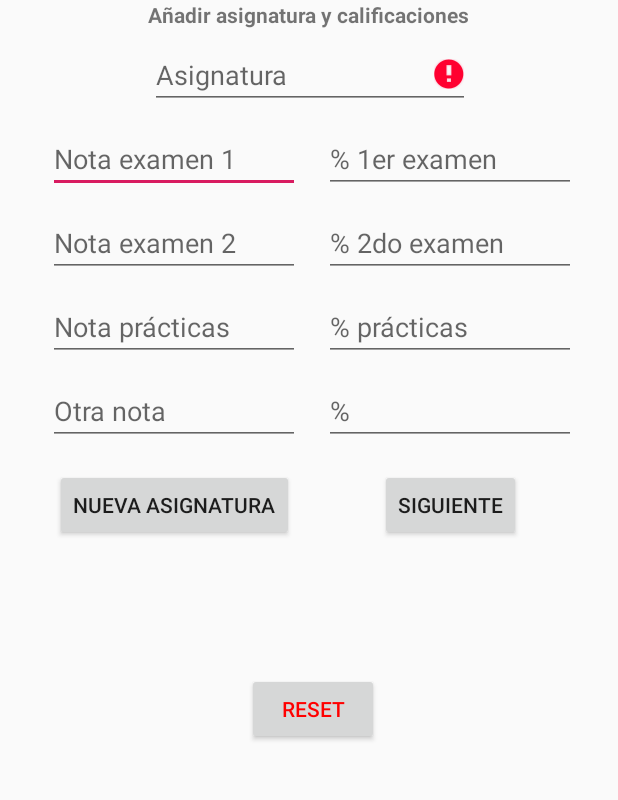
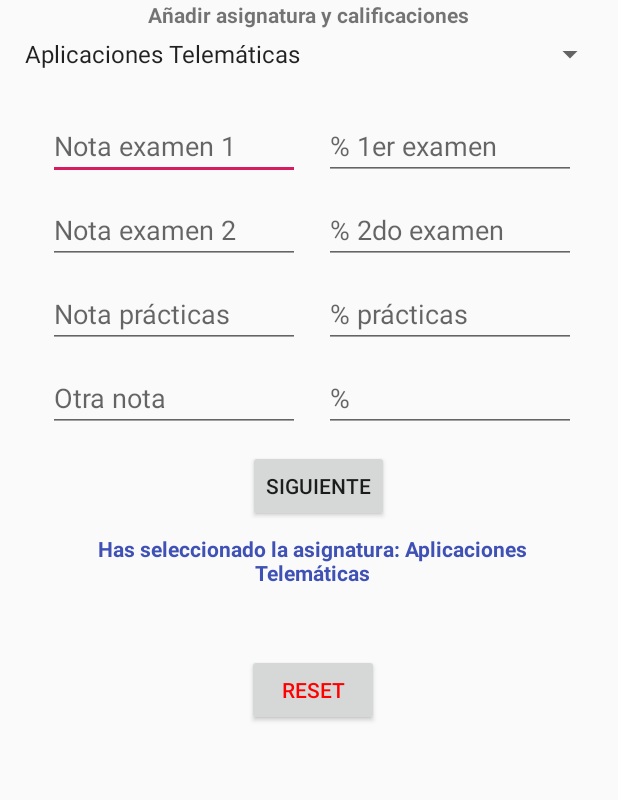
Before and after one commit to gabmar4/apptelem, an Android app: the screen it shows after launch (MainActivity), after a tap on "SIGUIENTE", on a phone screen of 412 x 824 dp, the part 192-992 px from its top. Run offline under Robolectric (Android 15) with nearby library versions, the phone set to English and light mode, and no system bars; 3 statements that could not run were skipped.

Commit message:
v0.411 spinner añadido,prueba

```diff
--- a/app/src/main/java/com/example/appl_notas/Asignaturas.java
+++ b/app/src/main/java/com/example/appl_notas/Asignaturas.java
@@ -28,7 +28,7 @@ public class Asignaturas extends AppCompatActivity {
 //el porcentaje de cada nota es un double ahora
         double media1=(nota_1*p_nota1+nota_2*p_nota2+nota_p*p_notap+nota_ot*p_nota_ot)/100;
 
-        ((TextView) findViewById(R.id.texto_asig)).setText(asignatura.toUpperCase()+" con media: "+media1);
+        ((TextView) findViewById(R.id.media)).setText(asignatura.toUpperCase()+" con media: "+media1);
 
 
     }
--- a/app/src/main/java/com/example/appl_notas/MainActivity.java
+++ b/app/src/main/java/com/example/appl_notas/MainActivity.java
@@ -7,27 +7,38 @@ import android.support.v7.app.AppCompatActivity;
 import android.os.Bundle;
 import android.text.TextUtils;
 import android.view.View;
+import android.widget.AdapterView;
+import android.widget.ArrayAdapter;
 import android.widget.Button;
 import android.widget.EditText;
 import android.widget.ImageButton;
 import android.widget.RadioButton;
+import android.widget.Spinner;
 import android.widget.TextView;
 
 import org.w3c.dom.Text;
 
-public class MainActivity extends AppCompatActivity {
+public class MainActivity extends AppCompatActivity implements AdapterView.OnItemSelectedListener {
 
     @Override
     protected void onCreate(Bundle savedInstanceState) {
         super.onCreate(savedInstanceState);
         setContentView(R.layout.activity_main);
+
         final Button  button_sig =(Button) findViewById(R.id.button_sig);
-        final Button  button_new =(Button) findViewById(R.id.button_new);
         final Button  button_rst =(Button) findViewById(R.id.button_rst);
 
-        final TextView te_contador =(TextView) findViewById(R.id.te_contador);
 
-        final int contador=1;
+
+        Spinner spinner=findViewById(R.id.spinner1);
+        ArrayAdapter<CharSequence> adapter =ArrayAdapter.createFromResource(this,R.array.asignaturas,android.R.layout.simple_spinner_item);
+        adapter.setDropDownViewResource(android.R.layout.simple_spinner_dropdown_item);
+        spinner.setAdapter(adapter);
+        spinner.setOnItemSelectedListener(this);
+
+  //      Intent asigIntent=new Intent(MainActivity.this,Asignaturas.class);
+   //     asigIntent=putExtraData("asignatura",);
+
 
         button_sig.setOnClickListener(new View.OnClickListener(){
             @Override public void onClick(View v) {
@@ -35,7 +46,7 @@ public class MainActivity extends AppCompatActivity {
                 Intent intento = new Intent(MainActivity.this, Asignaturas.class);
                 Bundle b = new Bundle();
 
-                EditText etasignatura=(EditText) findViewById(R.id.asignatura);
+                EditText etasignatura=(EditText) findViewById(R.id.asignatura_ele);
                 String asignatura = etasignatura.getText().toString();
 
                 if(TextUtils.isEmpty(asignatura)){
@@ -127,7 +138,17 @@ public class MainActivity extends AppCompatActivity {
 
     }
 
+    public void onItemSelected(AdapterView<?> p ,View v,int position,long id){
+        String text=p.getItemAtPosition(position).toString();
+        TextView asignatura_ele=(TextView)findViewById(R.id.asignatura_ele);
+        asignatura_ele.setText("Has seleccionado la asignatura: "+text);
+    }
 
+    public void onNothingSelected(AdapterView<?> p){
+        TextView asignatura_ele=(TextView)findViewById(R.id.asignatura_ele);
+        asignatura_ele.setText("Elije una asignatura");
+
+    }
 
     double ParseDouble (String strNumber){
         if(strNumber !=null && strNumber.length()>0){
--- a/app/src/main/res/layout/activity_asignaturas.xml
+++ b/app/src/main/res/layout/activity_asignaturas.xml
@@ -10,7 +10,29 @@
         android:id="@+id/texto_asig"
         android:layout_width="wrap_content"
         android:layout_height="wrap_content"
+        android:layout_marginStart="8dp"
+        android:layout_marginLeft="8dp"
+        android:layout_marginTop="8dp"
+        android:layout_marginEnd="8dp"
+        android:layout_marginRight="8dp"
+        android:layout_marginBottom="8dp"
+        android:text="Aplicaciones Telemáticas"
+        android:textStyle="bold"
+        app:layout_constraintBottom_toBottomOf="parent"
+        app:layout_constraintEnd_toEndOf="parent"
+        app:layout_constraintHorizontal_bias="0.145"
+        app:layout_constraintStart_toStartOf="parent"
+        app:layout_constraintTop_toTopOf="parent"
+        app:layout_constraintVertical_bias="0.114" />
+
+    <TextView
+        android:id="@+id/media"
+        android:layout_width="wrap_content"
+        android:layout_height="wrap_content"
+        android:layout_marginStart="76dp"
+        android:layout_marginLeft="76dp"
+        android:layout_marginTop="86dp"
         android:text="TextView"
-        tools:layout_editor_absoluteX="176dp"
-        tools:layout_editor_absoluteY="124dp" />
+        app:layout_constraintStart_toEndOf="@+id/texto_asig"
+        app:layout_constraintTop_toTopOf="parent" />
 </android.support.constraint.ConstraintLayout>
--- a/app/src/main/res/layout/activity_main.xml
+++ b/app/src/main/res/layout/activity_main.xml
@@ -12,7 +12,7 @@
         android:layout_height="40dp"
         android:layout_marginStart="32dp"
         android:layout_marginLeft="32dp"
-        android:layout_marginTop="16dp"
+        android:layout_marginTop="32dp"
         android:ems="10"
         android:foregroundGravity="left"
         android:gravity="left"
@@ -20,7 +20,7 @@
         android:inputType="numberDecimal"
         app:layout_constraintHorizontal_chainStyle="packed"
         app:layout_constraintStart_toStartOf="parent"
-        app:layout_constraintTop_toBottomOf="@+id/asignatura" />
+        app:layout_constraintTop_toBottomOf="@+id/spinner1" />
 
     <EditText
         android:id="@+id/nota_2"
@@ -62,31 +62,17 @@
         app:layout_constraintTop_toBottomOf="@+id/textView" />
 
     <EditText
-        android:id="@+id/asignatura"
-        android:layout_width="wrap_content"
-        android:layout_height="wrap_content"
-        android:layout_marginTop="8dp"
-        android:ems="10"
-        android:hint="Asignatura"
-        android:inputType="textPersonName|textCapSentences"
-        android:textAllCaps="true"
-        app:layout_constraintEnd_toEndOf="@+id/anyade_asig"
-        app:layout_constraintHorizontal_bias="1.0"
-        app:layout_constraintStart_toStartOf="@+id/anyade_asig"
-        app:layout_constraintTop_toBottomOf="@+id/anyade_asig" />
-
-    <EditText
         android:id="@+id/p_nota1"
         android:layout_width="168dp"
         android:layout_height="40dp"
         android:layout_marginStart="16dp"
         android:layout_marginLeft="16dp"
-        android:layout_marginTop="16dp"
+        android:layout_marginTop="32dp"
         android:ems="10"
         android:hint="% 1er examen"
         android:inputType="numberDecimal"
         app:layout_constraintStart_toEndOf="@+id/nota_1"
-        app:layout_constraintTop_toBottomOf="@+id/asignatura" />
+        app:layout_constraintTop_toBottomOf="@+id/spinner1" />
 
     <EditText
         android:id="@+id/p_nota2"
@@ -154,21 +140,13 @@
         android:id="@+id/button_sig"
         android:layout_width="wrap_content"
         android:layout_height="wrap_content"
-        android:layout_marginTop="16dp"
+        android:layout_marginStart="8dp"
+        android:layout_marginLeft="8dp"
+        android:layout_marginTop="12dp"
         android:text="Siguiente"
         app:layout_constraintEnd_toEndOf="@+id/p_nota_ot"
-        app:layout_constraintStart_toStartOf="@+id/p_nota_ot"
+        app:layout_constraintStart_toStartOf="@+id/nota_ot"
         app:layout_constraintTop_toBottomOf="@+id/p_nota_ot" />
-
-    <Button
-        android:id="@+id/button_new"
-        android:layout_width="wrap_content"
-        android:layout_height="wrap_content"
-        android:layout_marginTop="16dp"
-        android:text="Nueva Asignatura"
-        app:layout_constraintEnd_toEndOf="@+id/nota_ot"
-        app:layout_constraintStart_toStartOf="@+id/nota_ot"
-        app:layout_constraintTop_toBottomOf="@+id/nota_ot" />
 
     <TextView
         android:id="@+id/Error_porcentaje"
@@ -176,7 +154,7 @@
         android:layout_height="40dp"
         android:layout_marginStart="8dp"
         android:layout_marginLeft="8dp"
-        android:layout_marginTop="48dp"
+        android:layout_marginTop="8dp"
         android:layout_marginEnd="8dp"
         android:layout_marginRight="8dp"
         android:gravity="center"
@@ -187,10 +165,10 @@
         app:layout_constraintEnd_toEndOf="@+id/p_nota_ot"
         app:layout_constraintHorizontal_bias="0.529"
         app:layout_constraintStart_toStartOf="@+id/nota_ot"
-        app:layout_constraintTop_toBottomOf="@+id/button_new" />
+        app:layout_constraintTop_toBottomOf="@+id/asignatura_ele" />
 
     <TextView
-        android:id="@+id/te_contador"
+        android:id="@+id/asignatura_ele"
         android:layout_width="0dp"
         android:layout_height="32dp"
         android:layout_marginStart="8dp"
@@ -217,4 +195,14 @@
         app:layout_constraintStart_toStartOf="@+id/textView"
         app:layout_constraintTop_toBottomOf="@+id/Error_porcentaje" />
 
+    <Spinner
+        android:id="@+id/spinner1"
+        android:layout_width="395dp"
+        android:layout_height="wrap_content"
+        android:layout_marginTop="24dp"
+        android:layout_marginEnd="8dp"
+        android:layout_marginRight="8dp"
+        app:layout_constraintEnd_toEndOf="parent"
+        app:layout_constraintTop_toBottomOf="@+id/textView" />
+
 </android.support.constraint.ConstraintLayout>
--- a/app/src/main/res/values/strings.xml
+++ b/app/src/main/res/values/strings.xml
@@ -1,3 +1,12 @@
 <resources>
     <string name="app_name">appl_notas</string>
+
+    <string-array name="asignaturas">
+        <item>Aplicaciones Telemáticas</item>
+        <item>Radiocomunicaciones</item>
+        <item>Lineas</item>
+        <item>Comunicaciones Multimedia</item>
+        <item>Comunicaciones Ópticas</item>
+        <item>Comunicaciones Digitales</item>
+    </string-array>
 </resources>
```
